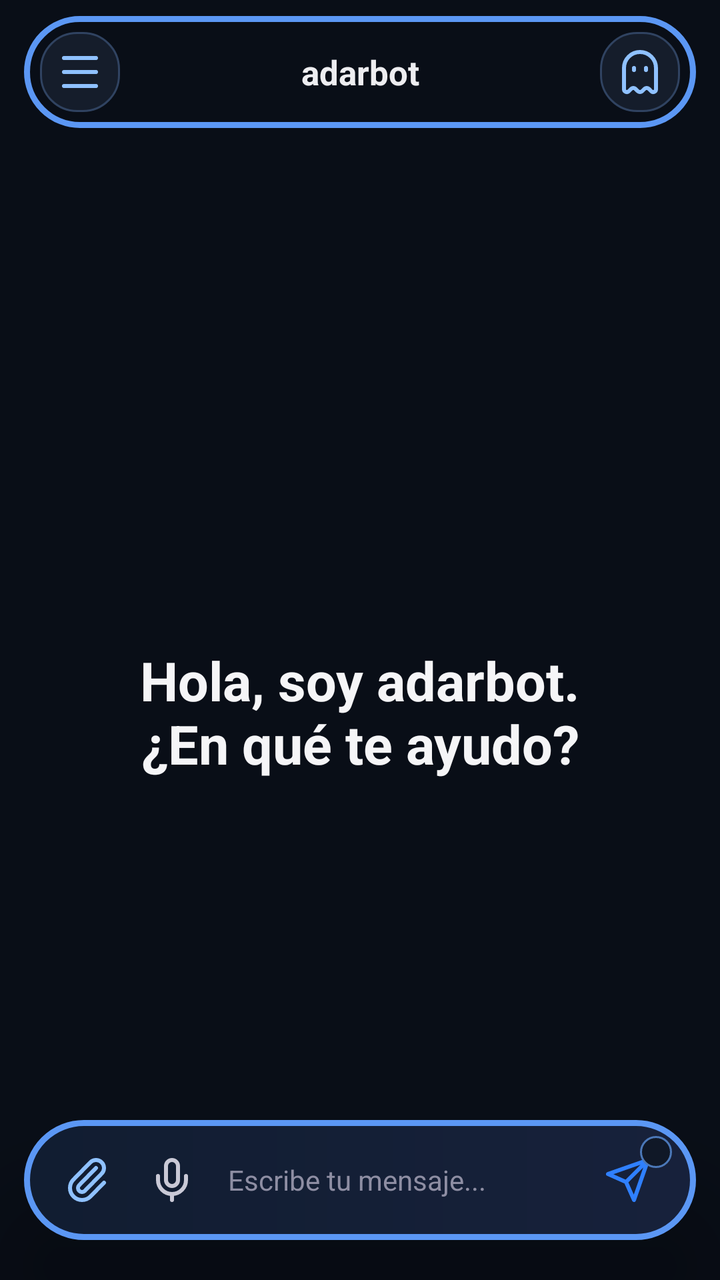
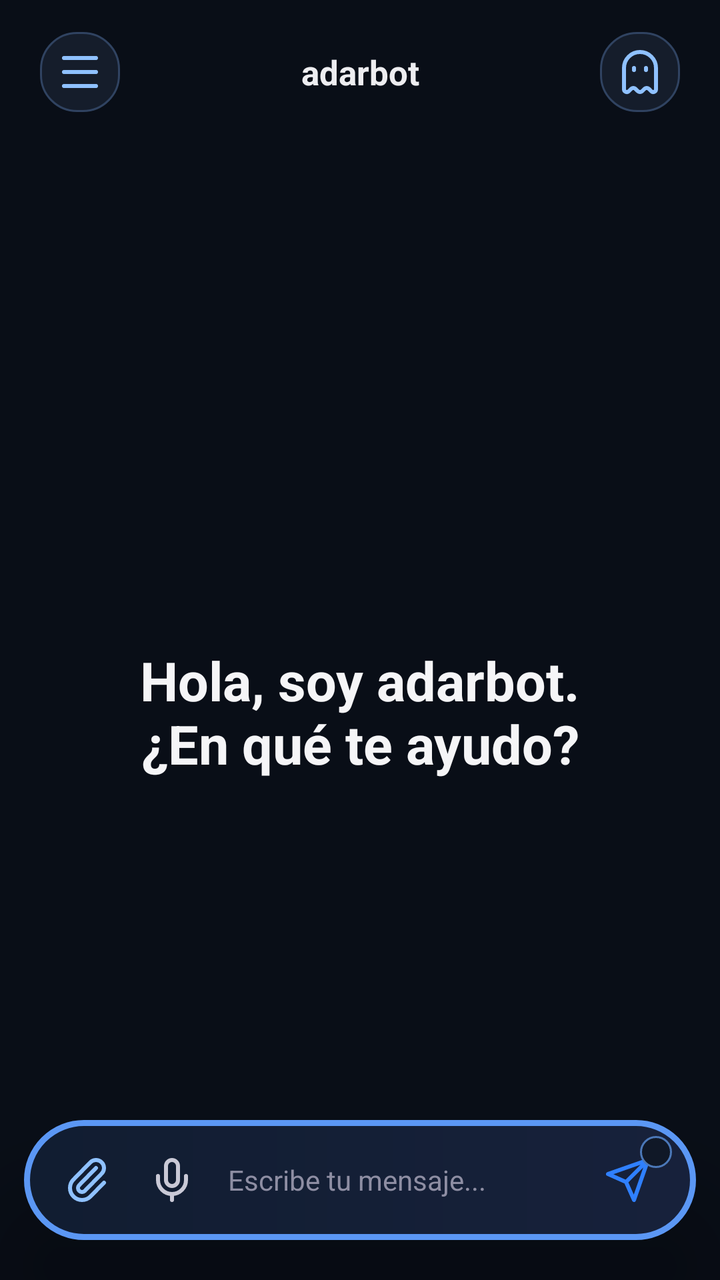

An Android layout rendered at two revisions. The XML below is the earlier revision; the diff shows what the commit changed to produce the second picture.
<!-- AndroidManifest.xml: activity theme Theme.NemotronVoiceIME -->
<!-- res/layout/activity_chat.xml -->
<?xml version="1.0" encoding="utf-8"?>
<FrameLayout xmlns:android="http://schemas.android.com/apk/res/android"
    android:layout_width="match_parent"
    android:layout_height="match_parent"
    android:background="#090E17">

    <LinearLayout
        android:layout_width="match_parent"
        android:layout_height="match_parent"
        android:orientation="vertical">

    <FrameLayout
        android:layout_width="match_parent"
        android:layout_height="56dp"
        android:layout_marginLeft="12dp"
        android:layout_marginTop="8dp"
        android:layout_marginRight="12dp"
        android:layout_marginBottom="8dp"
        android:background="@drawable/bg_chat_header_float"
        android:elevation="24dp"
        android:translationZ="8dp"
        android:paddingLeft="8dp"
        android:paddingTop="4dp"
        android:paddingRight="8dp"
        android:paddingBottom="4dp">

        <LinearLayout
            android:layout_width="wrap_content"
            android:layout_height="40dp"
            android:layout_gravity="start|center_vertical"
            android:gravity="center_vertical">
            <ImageButton
                android:id="@+id/btnMenuChat"
                android:layout_width="40dp"
                android:layout_height="40dp"
                android:background="@drawable/bg_chip"
                android:contentDescription="Abrir menú de chats"
                android:padding="8dp"
                android:src="@drawable/ic_menu"
                android:tint="#8FC1FF" />
            <ImageButton
                android:id="@+id/btnBack"
                android:layout_width="40dp"
                android:layout_height="40dp"
                android:background="?attr/selectableItemBackgroundBorderless"
                android:contentDescription="Volver"
                android:padding="8dp"
                android:src="@drawable/ic_back"
                android:tint="#EDEDF0"
                android:visibility="gone" />
            <View
                android:id="@+id/connectionDot"
                android:layout_width="8dp"
                android:layout_height="8dp"
                android:layout_gravity="center_vertical"
                android:layout_marginLeft="8dp"
                android:layout_marginRight="3dp"
                android:translationX="56dp"
                android:background="@drawable/bg_connection_offline" />
        </LinearLayout>

        <TextView
            android:id="@+id/convTitle"
            android:layout_width="220dp"
            android:layout_height="match_parent"
            android:layout_gravity="center"
            android:ellipsize="end"
            android:gravity="center"
            android:maxLines="1"
            android:text="adarbot"
            android:textColor="#EDEDF0"
            android:textSize="17sp"
            android:textStyle="bold" />

        <LinearLayout
            android:layout_width="wrap_content"
            android:layout_height="40dp"
            android:layout_gravity="end|center_vertical"
            android:gravity="center_vertical">
            <ImageButton
                android:id="@+id/btnIncognitoHome"
                android:layout_width="40dp"
                android:layout_height="40dp"
                android:layout_marginLeft="4dp"
                android:background="@drawable/bg_chip"
                android:contentDescription="Nuevo chat incógnito"
                android:padding="9dp"
                android:src="@drawable/ic_ghost"
                android:tint="#8FC1FF" />
            <ImageButton
                android:id="@+id/btnDelete"
                android:layout_width="40dp"
                android:layout_height="40dp"
                android:background="?attr/selectableItemBackgroundBorderless"
                android:contentDescription="Eliminar conversacion"
                android:padding="10dp"
                android:src="@drawable/ic_trash"
                android:tint="#5A5A6E"
                android:visibility="gone" />
        </LinearLayout>
    </FrameLayout>

    <FrameLayout
        android:layout_width="match_parent"
        android:layout_height="0dp"
        android:layout_weight="1">
        <androidx.recyclerview.widget.RecyclerView
            android:id="@+id/recyclerMessages"
            android:layout_width="match_parent"
            android:layout_height="match_parent"
            android:clipToPadding="false"
            android:paddingBottom="112dp" />
        <TextView
            android:id="@+id/welcomeView"
            android:layout_width="match_parent"
            android:layout_height="wrap_content"
            android:layout_gravity="center"
            android:gravity="center"
            android:text="Hola, soy adarbot.\n¿En qué te ayudo?"
            android:textColor="#F5F5F7"
            android:textSize="27sp"
            android:textStyle="bold" />
    </FrameLayout>

    </LinearLayout>

    <FrameLayout
        android:id="@+id/chatAttachmentPreview"
        android:layout_width="match_parent"
        android:layout_height="96dp"
        android:layout_gravity="bottom|center_horizontal"
        android:layout_marginLeft="22dp"
        android:layout_marginRight="22dp"
        android:layout_marginBottom="112dp"
        android:padding="4dp"
        android:background="@drawable/bg_float_bar"
        android:elevation="24dp"
        android:visibility="gone">
        <ImageView
            android:id="@+id/chatAttachmentImage"
            android:layout_width="match_parent"
            android:layout_height="match_parent"
            android:contentDescription="Vista previa del adjunto"
            android:scaleType="centerCrop" />
        <ImageButton
            android:id="@+id/chatAttachmentRemove"
            android:layout_width="32dp"
            android:layout_height="32dp"
            android:layout_gravity="top|end"
            android:layout_margin="6dp"
            android:background="@drawable/bg_assist_icon"
            android:contentDescription="Quitar adjunto"
            android:padding="7dp"
            android:src="@drawable/ic_close"
            android:tint="#FFFFFF" />
    </FrameLayout>

    
    <LinearLayout
        android:layout_width="match_parent"
        android:layout_height="wrap_content"
        android:layout_gravity="bottom"
        android:layout_marginLeft="12dp"
        android:layout_marginRight="12dp"
        android:layout_marginTop="14dp"
        android:layout_marginBottom="20dp"
        android:background="@drawable/bg_float_bar"
        android:elevation="24dp"
        android:translationZ="8dp"
        android:gravity="end"
        android:orientation="vertical"
        android:paddingLeft="12dp"
        android:paddingTop="8dp"
        android:paddingRight="12dp"
        android:paddingBottom="8dp">

        <TextView
            android:id="@+id/modelChip"
            android:layout_width="wrap_content"
            android:layout_height="wrap_content"
            android:layout_marginRight="4dp"
            android:layout_marginBottom="3dp"
            android:background="@drawable/bg_chip"
            android:paddingLeft="12dp"
            android:paddingTop="5dp"
            android:paddingRight="12dp"
            android:paddingBottom="5dp"
            android:text="DeepSeek"
            android:textColor="#C9C9D6"
            android:textSize="12sp"
            android:visibility="gone" />

        <LinearLayout
            android:layout_width="match_parent"
            android:layout_height="wrap_content"
            android:gravity="center_vertical"
            android:orientation="horizontal">

        <ImageButton
            android:id="@+id/btnAttach"
            android:layout_width="40dp"
            android:layout_height="44dp"
            android:background="@android:color/transparent"
            android:contentDescription="Adjuntar"
            android:padding="9dp"
            android:src="@drawable/ic_attach"
            android:tint="#8FC1FF" />

        <ImageButton
            android:id="@+id/btnMic"
            android:layout_width="44dp"
            android:layout_height="44dp"
            android:background="@android:color/transparent"
            android:contentDescription="Escribir por voz"
            android:padding="10dp"
            android:src="@drawable/ic_mic"
            android:tint="#C9C9D6" />

        <EditText
            android:id="@+id/inputField"
            android:layout_width="0dp"
            android:layout_height="44dp"
            android:layout_weight="1"
            android:layout_marginLeft="0dp"
            android:layout_marginRight="2dp"
            android:background="@android:color/transparent"
            android:hint="Escribe tu mensaje..."
            android:imeOptions="actionSend"
            android:importantForAutofill="no"
            android:inputType="text"
            android:maxLines="1"
            android:paddingLeft="6dp"
            android:paddingRight="6dp"
            android:textColor="#EDEDF0"
            android:textColorHint="#8E8EA3"
            android:textSize="14sp" />

        <FrameLayout
            android:layout_width="44dp"
            android:layout_height="44dp">
            <ImageButton
                android:id="@+id/btnSend"
                android:layout_width="match_parent"
                android:layout_height="match_parent"
                android:background="@android:color/transparent"
                android:contentDescription="Enviar"
                android:padding="10dp"
                android:src="@drawable/ic_send"
                android:tint="#2F80FF" />
            <ImageView
                android:id="@+id/modelBadge"
                android:layout_width="16dp"
                android:layout_height="16dp"
                android:layout_gravity="top|end"
                android:background="@drawable/bg_model_badge"
                android:contentDescription="Modelo seleccionado"
                android:padding="2dp" />
        </FrameLayout>
        </LinearLayout>
    </LinearLayout>
</FrameLayout>
<!-- resources referenced by this layout -->
<resources>
  <!-- drawable bg_chat_header_float (drawable) -->
  <shape xmlns:android="http://schemas.android.com/apk/res/android" android:shape="rectangle">
      <solid android:color="@android:color/transparent" />
      <stroke android:width="3dp" android:color="#5B97F4" />
      <corners android:radius="32dp" />
  </shape>
  <!-- drawable bg_chip (drawable) -->
  <shape xmlns:android="http://schemas.android.com/apk/res/android"
      android:shape="rectangle">
      <solid android:color="#151D2B" />
      <stroke android:width="1dp" android:color="#304361" />
      <corners android:radius="18dp" />
  </shape>
  <!-- drawable bg_connection_offline (drawable) -->
  <shape xmlns:android="http://schemas.android.com/apk/res/android" android:shape="oval"><solid android:color="#F06065" /></shape>
  <!-- drawable bg_float_bar (drawable) -->
  <shape xmlns:android="http://schemas.android.com/apk/res/android" android:shape="rectangle">
      <gradient android:angle="0" android:startColor="#111D31" android:endColor="#17213B" />
      <stroke android:width="3dp" android:color="#5B97F4" />
      <corners android:radius="36dp" />
  </shape>
  <!-- drawable bg_model_badge (drawable) -->
  <shape xmlns:android="http://schemas.android.com/apk/res/android" android:shape="oval">
      <solid android:color="#101827" />
      <stroke android:width="1dp" android:color="#4B78B8" />
  </shape>
  <!-- drawable ic_back (drawable) -->
  <vector xmlns:android="http://schemas.android.com/apk/res/android" android:width="24dp" android:height="24dp" android:viewportWidth="24" android:viewportHeight="24">
      <path android:fillColor="#00000000" android:strokeColor="#FFFFFFFF" android:strokeWidth="2" android:strokeLineCap="round" android:strokeLineJoin="round" android:pathData="M12,19L5,12L12,5M19,12L5,12" />
  </vector>
  <!-- drawable ic_close (drawable) -->
  <vector xmlns:android="http://schemas.android.com/apk/res/android" android:width="24dp" android:height="24dp" android:viewportWidth="24" android:viewportHeight="24">
      <path android:fillColor="#00000000" android:strokeColor="#FFFFFFFF" android:strokeWidth="2" android:strokeLineCap="round" android:pathData="M18,6L6,18M6,6L18,18" />
  </vector>
  <!-- drawable ic_menu (drawable) -->
  <vector xmlns:android="http://schemas.android.com/apk/res/android" android:width="24dp" android:height="24dp" android:viewportWidth="24" android:viewportHeight="24">
      <path android:fillColor="#00000000" android:strokeColor="#FFFFFFFF" android:strokeWidth="2" android:strokeLineCap="round" android:pathData="M4,5L20,5M4,12L20,12M4,19L20,19" />
  </vector>
  <!-- drawable ic_mic (drawable) -->
  <vector xmlns:android="http://schemas.android.com/apk/res/android" android:width="24dp" android:height="24dp" android:viewportWidth="24" android:viewportHeight="24">
      <path android:fillColor="#00000000" android:strokeColor="#FFFFFFFF" android:strokeWidth="2" android:strokeLineCap="round" android:strokeLineJoin="round" android:pathData="M12,19L12,22M19,10L19,12A7,7 0,0 1,5,12L5,10M9,5A3,3 0,0 1,15,5L15,12A3,3 0,0 1,9,12Z" />
  </vector>
  <!-- drawable ic_send (drawable) -->
  <vector xmlns:android="http://schemas.android.com/apk/res/android" android:width="24dp" android:height="24dp" android:viewportWidth="24" android:viewportHeight="24">
      <path android:fillColor="#00000000" android:strokeColor="#FFFFFFFF" android:strokeWidth="2" android:strokeLineCap="round" android:strokeLineJoin="round" android:pathData="M22,2L11,13M22,2L15,22L11,13L2,9Z" />
  </vector>
  <style name="Theme.NemotronVoiceIME" parent="Theme.Material3.DayNight.NoActionBar">
          <item name="colorPrimary">@color/accent</item>
          <item name="colorPrimaryVariant">@color/accent_dark</item>
          <item name="colorOnPrimary">@color/text_light</item>
          <item name="android:statusBarColor">@color/bg_primary</item>
      </style>
  <color name="accent">#76B900</color>
  <color name="accent_dark">#5A8C00</color>
  <color name="text_light">#FFFFFF</color>
  <color name="bg_primary">#1A1A2E</color>
  <!-- unchanged entries left out for length: 4 -->
</resources>

<!-- the commit's change to res/layout/activity_chat.xml (unified diff, before → after) -->
@@ -16,9 +16,9 @@
         android:layout_marginTop="8dp"
         android:layout_marginRight="12dp"
         android:layout_marginBottom="8dp"
-        android:background="@drawable/bg_chat_header_float"
-        android:elevation="24dp"
-        android:translationZ="8dp"
+        android:background="@android:color/transparent"
+        android:elevation="0dp"
+        android:translationZ="0dp"
         android:paddingLeft="8dp"
         android:paddingTop="4dp"
         android:paddingRight="8dp"
<!-- resource entries referenced after the edit -->
@@ -1,11 +1,5 @@
 <!-- resources referenced by this layout -->
 <resources>
-  <!-- drawable bg_chat_header_float (drawable) -->
-  <shape xmlns:android="http://schemas.android.com/apk/res/android" android:shape="rectangle">
-      <solid android:color="@android:color/transparent" />
-      <stroke android:width="3dp" android:color="#5B97F4" />
-      <corners android:radius="32dp" />
-  </shape>
   <!-- drawable bg_chip (drawable) -->
   <shape xmlns:android="http://schemas.android.com/apk/res/android"
       android:shape="rectangle">
